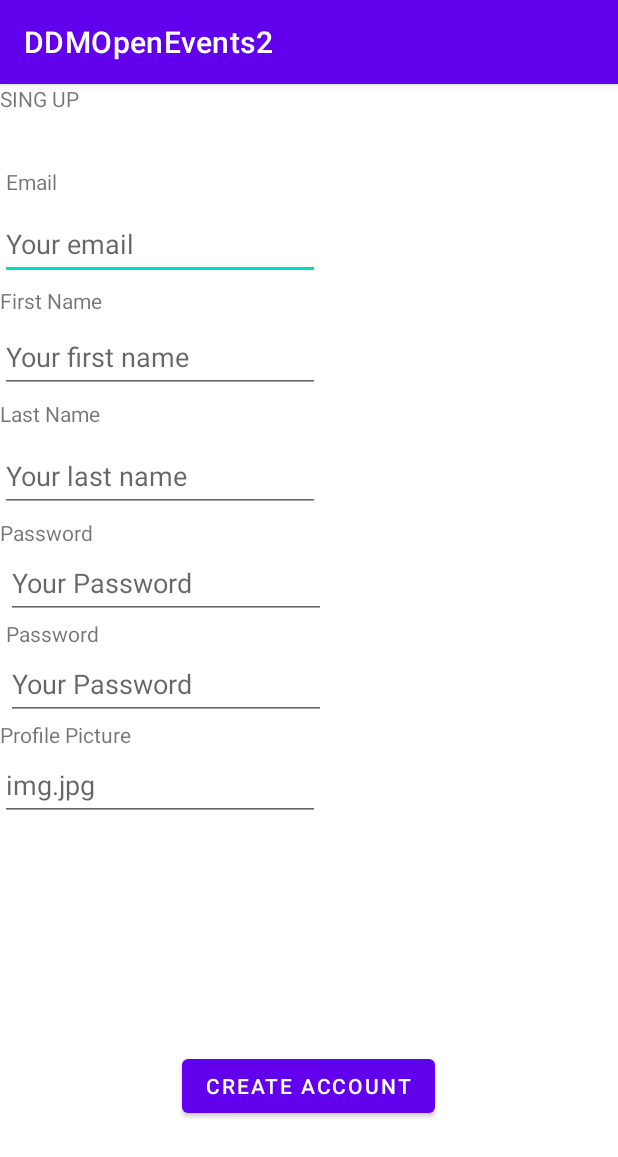
After one commit to martifarre/DDMOpenEvents2Juliol, an Android app: the fragment registerScreen shown on its own in the app's theme, on a phone screen of 412 x 824 dp. The commit adds this screen. Shown: the top 1157 px of the screen. Run offline under Robolectric (Android 15) with nearby library versions, the phone set to English and light mode, and no system bars.

Commit message:
created login and register fragments

```diff
--- a/app/build.gradle
+++ b/app/build.gradle
@@ -32,6 +32,7 @@ dependencies {
     implementation 'androidx.appcompat:appcompat:1.4.1'
     implementation 'com.google.android.material:material:1.5.0'
     implementation 'androidx.constraintlayout:constraintlayout:2.1.3'
+    implementation 'androidx.legacy:legacy-support-v4:1.0.0'
     testImplementation 'junit:junit:4.13.2'
     androidTestImplementation 'androidx.test.ext:junit:1.1.3'
     androidTestImplementation 'androidx.test.espresso:espresso-core:3.4.0'
--- /dev/null
+++ b/app/src/main/java/com/example/ddmopenevents2/registerScreen.java
@@ -0,0 +1,64 @@
+package com.example.ddmopenevents2;
+
+import android.os.Bundle;
+
+import androidx.fragment.app.Fragment;
+
+import android.view.LayoutInflater;
+import android.view.View;
+import android.view.ViewGroup;
+
+/**
+ * A simple {@link Fragment} subclass.
+ * Use the {@link registerScreen#newInstance} factory method to
+ * create an instance of this fragment.
+ */
+public class registerScreen extends Fragment {
+
+    // TODO: Rename parameter arguments, choose names that match
+    // the fragment initialization parameters, e.g. ARG_ITEM_NUMBER
+    private static final String ARG_PARAM1 = "param1";
+    private static final String ARG_PARAM2 = "param2";
+
+    // TODO: Rename and change types of parameters
+    private String mParam1;
+    private String mParam2;
+
+    public registerScreen() {
+        // Required empty public constructor
+    }
+
+    /**
+     * Use this factory method to create a new instance of
+     * this fragment using the provided parameters.
+     *
+     * @param param1 Parameter 1.
+     * @param param2 Parameter 2.
+     * @return A new instance of fragment registerScreen.
+     */
+    // TODO: Rename and change types and number of parameters
+    public static registerScreen newInstance(String param1, String param2) {
+        registerScreen fragment = new registerScreen();
+        Bundle args = new Bundle();
+        args.putString(ARG_PARAM1, param1);
+        args.putString(ARG_PARAM2, param2);
+        fragment.setArguments(args);
+        return fragment;
+    }
+
+    @Override
+    public void onCreate(Bundle savedInstanceState) {
+        super.onCreate(savedInstanceState);
+        if (getArguments() != null) {
+            mParam1 = getArguments().getString(ARG_PARAM1);
+            mParam2 = getArguments().getString(ARG_PARAM2);
+        }
+    }
+
+    @Override
+    public View onCreateView(LayoutInflater inflater, ViewGroup container,
+                             Bundle savedInstanceState) {
+        // Inflate the layout for this fragment
+        return inflater.inflate(R.layout.fragment_register_screen, container, false);
+    }
+}
--- /dev/null
+++ b/app/src/main/res/layout/fragment_register_screen.xml
@@ -0,0 +1,154 @@
+<?xml version="1.0" encoding="utf-8"?>
+<androidx.constraintlayout.widget.ConstraintLayout xmlns:android="http://schemas.android.com/apk/res/android"
+    xmlns:app="http://schemas.android.com/apk/res-auto"
+    xmlns:tools="http://schemas.android.com/tools"
+    android:id="@+id/frameLayout2"
+    android:layout_width="match_parent"
+    android:layout_height="match_parent"
+    tools:context=".registerScreen" >
+
+    <TextView
+        android:id="@+id/registerSingUp"
+        android:layout_width="wrap_content"
+        android:layout_height="wrap_content"
+        android:text="@string/sing_up"
+        app:layout_constraintStart_toStartOf="parent"
+        app:layout_constraintTop_toTopOf="parent" />
+
+    <TextView
+        android:id="@+id/registerEmail"
+        android:layout_width="wrap_content"
+        android:layout_height="wrap_content"
+        android:layout_marginStart="4dp"
+        android:layout_marginTop="36dp"
+        android:text="@string/email"
+        app:layout_constraintStart_toStartOf="parent"
+        app:layout_constraintTop_toBottomOf="@+id/registerSingUp" />
+
+    <TextView
+        android:id="@+id/registerNameTitle"
+        android:layout_width="wrap_content"
+        android:layout_height="wrap_content"
+        android:layout_marginTop="4dp"
+        android:text="@string/first_name"
+        app:layout_constraintStart_toStartOf="parent"
+        app:layout_constraintTop_toBottomOf="@+id/registeremailEditText" />
+
+    <TextView
+        android:id="@+id/registerLastNameTitle"
+        android:layout_width="wrap_content"
+        android:layout_height="wrap_content"
+        android:layout_marginTop="4dp"
+        android:text="@string/last_name"
+        app:layout_constraintStart_toStartOf="parent"
+        app:layout_constraintTop_toBottomOf="@+id/registerFirstNameEditText" />
+
+    <TextView
+        android:id="@+id/textView6"
+        android:layout_width="wrap_content"
+        android:layout_height="wrap_content"
+        android:layout_marginTop="4dp"
+        android:text="@string/password"
+        app:layout_constraintStart_toStartOf="parent"
+        app:layout_constraintTop_toBottomOf="@+id/editTextTextPersonName3" />
+
+    <TextView
+        android:id="@+id/registerPasswordTitle"
+        android:layout_width="wrap_content"
+        android:layout_height="wrap_content"
+        android:layout_marginStart="4dp"
+        android:text="@string/password"
+        app:layout_constraintStart_toStartOf="parent"
+        app:layout_constraintTop_toBottomOf="@+id/registerPasswordEditText2" />
+
+    <TextView
+        android:id="@+id/textView8"
+        android:layout_width="wrap_content"
+        android:layout_height="wrap_content"
+        android:text="@string/profile_picture"
+        app:layout_constraintStart_toStartOf="parent"
+        app:layout_constraintTop_toBottomOf="@+id/registerPasswordEditText1" />
+
+    <Button
+        android:id="@+id/registerCreateAccountButton"
+        android:layout_width="wrap_content"
+        android:layout_height="wrap_content"
+        android:layout_marginBottom="76dp"
+        android:text="@string/create_account"
+        app:layout_constraintBottom_toBottomOf="parent"
+        app:layout_constraintEnd_toEndOf="parent"
+        app:layout_constraintHorizontal_bias="0.498"
+        app:layout_constraintStart_toStartOf="parent" />
+
+    <EditText
+        android:id="@+id/registeremailEditText"
+        android:layout_width="wrap_content"
+        android:layout_height="wrap_content"
+        android:layout_marginTop="8dp"
+        android:ems="10"
+        android:inputType="textPersonName"
+        android:minHeight="48dp"
+        android:hint="@string/your_email"
+        app:layout_constraintStart_toStartOf="parent"
+        app:layout_constraintTop_toBottomOf="@+id/registerEmail" />
+
+    <EditText
+        android:id="@+id/registerFirstNameEditText"
+        android:layout_width="wrap_content"
+        android:layout_height="wrap_content"
+        android:layout_marginTop="4dp"
+        android:ems="10"
+        android:inputType="textPersonName"
+        android:minHeight="48dp"
+        android:hint="@string/your_first_name"
+        app:layout_constraintStart_toStartOf="parent"
+        app:layout_constraintTop_toBottomOf="@+id/registerNameTitle" />
+
+    <EditText
+        android:id="@+id/editTextTextPersonName3"
+        android:layout_width="wrap_content"
+        android:layout_height="wrap_content"
+        android:layout_marginTop="8dp"
+        android:ems="10"
+        android:inputType="textPersonName"
+        android:minHeight="48dp"
+        android:hint="@string/your_last_name"
+        app:layout_constraintStart_toStartOf="parent"
+        app:layout_constraintTop_toBottomOf="@+id/registerLastNameTitle" />
+
+    <EditText
+        android:id="@+id/registerPasswordEditText1"
+        android:layout_width="wrap_content"
+        android:layout_height="wrap_content"
+        android:layout_marginStart="4dp"
+        android:ems="10"
+        android:hint="@string/your_password"
+        android:inputType="textPassword"
+        android:minHeight="48dp"
+        app:layout_constraintStart_toStartOf="parent"
+        app:layout_constraintTop_toBottomOf="@+id/registerPasswordTitle" />
+
+    <EditText
+        android:id="@+id/registerPasswordEditText2"
+        android:layout_width="wrap_content"
+        android:layout_height="wrap_content"
+        android:layout_marginStart="4dp"
+        android:ems="10"
+        android:hint="@string/your_password"
+        android:inputType="textPassword"
+        android:minHeight="48dp"
+        app:layout_constraintStart_toStartOf="parent"
+        app:layout_constraintTop_toBottomOf="@+id/textView6" />
+
+    <EditText
+        android:id="@+id/registerProfilePictureEditText"
+        android:layout_width="wrap_content"
+        android:layout_height="wrap_content"
+        android:ems="10"
+        android:hint="@string/img_jpg"
+        android:inputType="textPersonName"
+        android:minHeight="48dp"
+        app:layout_constraintStart_toStartOf="parent"
+        app:layout_constraintTop_toBottomOf="@+id/textView8" />
+
+</androidx.constraintlayout.widget.ConstraintLayout>
--- a/app/src/main/res/values/strings.xml
+++ b/app/src/main/res/values/strings.xml
@@ -1,3 +1,23 @@
 <resources>
     <string name="app_name">DDMOpenEvents2</string>
+    <!-- TODO: Remove or change this placeholder text -->
+    <string name="hello_blank_fragment">Hello blank fragment</string>
+    <string name="email">Email</string>
+    <string name="your_password">Your Password</string>
+    <string name="password">Password</string>
+    <string name="openevents_2_0">OpenEvents 2.0</string>
+    <string name="sing_in">SING IN</string>
+    <string name="sing_up">SING UP</string>
+    <string name="your_email">Your email</string>
+    <string name="name">Name</string>
+    <string name="first_name">First Name</string>
+    <string name="last_name">Last Name</string>
+    <string name="password">Password</string>
+    <string name="password">Password</string>
+    <string name="profile_picture">Profile Picture</string>
+    <string name="create_account">Create Account</string>
+    <string name="your_email">Your email</string>
+    <string name="your_first_name">Your first name</string>
+    <string name="your_last_name">Your last name</string>
+    <string name="img_jpg">img.jpg</string>
 </resources>
```
Also changed, not shown: app/src/main/java/com/example/ddmopenevents2/login_frag.java (added, +64 -0 lines), app/src/main/res/layout/fragment_login_frag.xml (added, +84 -0 lines).
